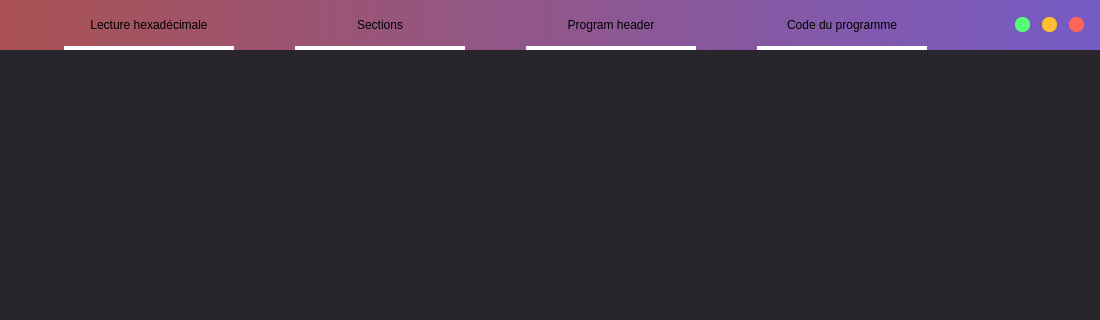
Qt form mainwindow.ui (Jenperdsmonlat1/ElfDisassembler) before a commit; both pictures show x 0 to 1100 and y 0 to 320 of the 1100 by 750 pixel window.
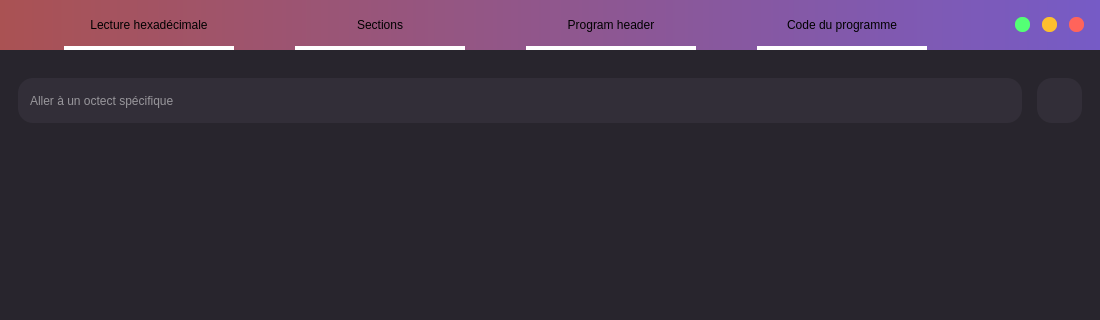
The same form after that commit. Icons and pictures are not drawn.

Patch:
```diff
--- a/mainwindow.ui
+++ b/mainwindow.ui
@@ -351,7 +351,7 @@
             <property name="minimumSize">
              <size>
               <width>0</width>
-              <height>60</height>
+              <height>61</height>
              </size>
             </property>
             <property name="maximumSize">
@@ -366,6 +366,68 @@
             <property name="frameShadow">
              <enum>QFrame::Raised</enum>
             </property>
+            <layout class="QHBoxLayout" name="horizontalLayout_6">
+             <property name="spacing">
+              <number>15</number>
+             </property>
+             <property name="leftMargin">
+              <number>9</number>
+             </property>
+             <property name="topMargin">
+              <number>10</number>
+             </property>
+             <property name="rightMargin">
+              <number>9</number>
+             </property>
+             <property name="bottomMargin">
+              <number>0</number>
+             </property>
+             <item>
+              <widget class="QLineEdit" name="lineEdit">
+               <property name="minimumSize">
+                <size>
+                 <width>0</width>
+                 <height>45</height>
+                </size>
+               </property>
+               <property name="styleSheet">
+                <string notr="true">background-color: #322e38;
+color: white;
+padding: 10px;
+font: 10pt &quot;Sans Serif&quot;;</string>
+               </property>
+               <property name="placeholderText">
+                <string>Aller à un octect spécifique</string>
+               </property>
+              </widget>
+             </item>
+             <item>
+              <widget class="QPushButton" name="pushButton">
+               <property name="minimumSize">
+                <size>
+                 <width>45</width>
+                 <height>45</height>
+                </size>
+               </property>
+               <property name="maximumSize">
+                <size>
+                 <width>45</width>
+                 <height>45</height>
+                </size>
+               </property>
+               <property name="styleSheet">
+                <string notr="true">background-color: #322e38;
+</string>
+               </property>
+               <property name="text">
+                <string/>
+               </property>
+               <property name="icon">
+                <iconset theme="go-jump"/>
+               </property>
+              </widget>
+             </item>
+            </layout>
            </widget>
           </item>
           <item>
@@ -400,7 +462,7 @@
                   <x>0</x>
                   <y>0</y>
                   <width>826</width>
-                  <height>598</height>
+                  <height>597</height>
                  </rect>
                 </property>
                </widget>
@@ -423,7 +485,7 @@
                   <x>0</x>
                   <y>0</y>
                   <width>250</width>
-                  <height>598</height>
+                  <height>597</height>
                  </rect>
                 </property>
                </widget>
```
